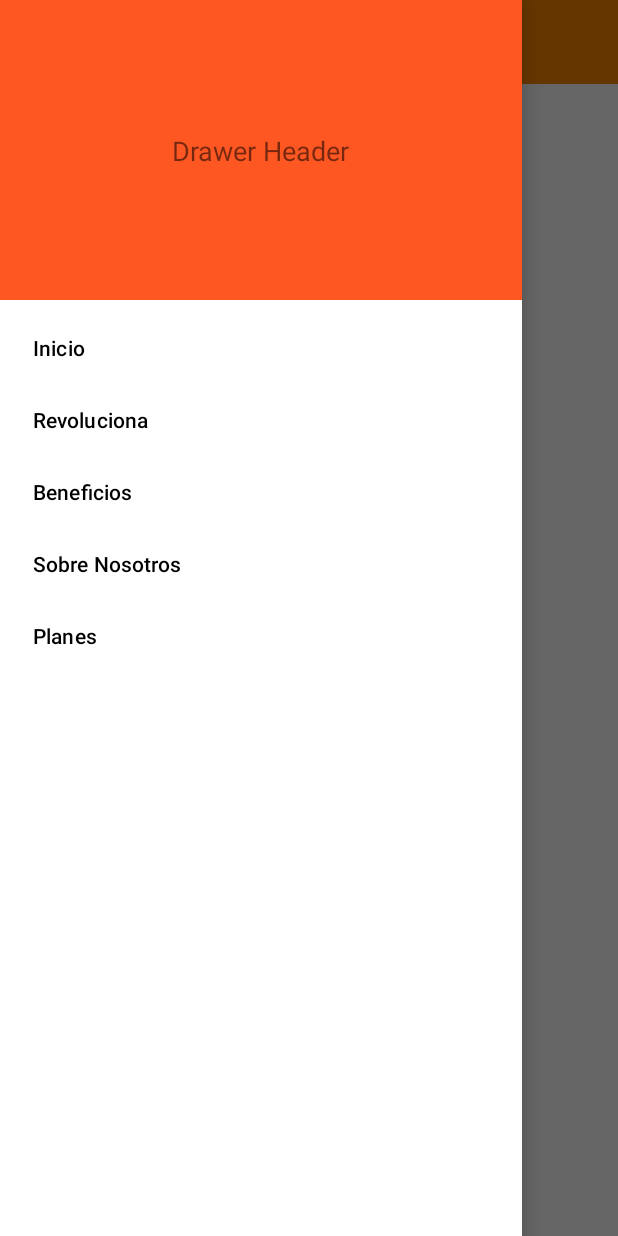
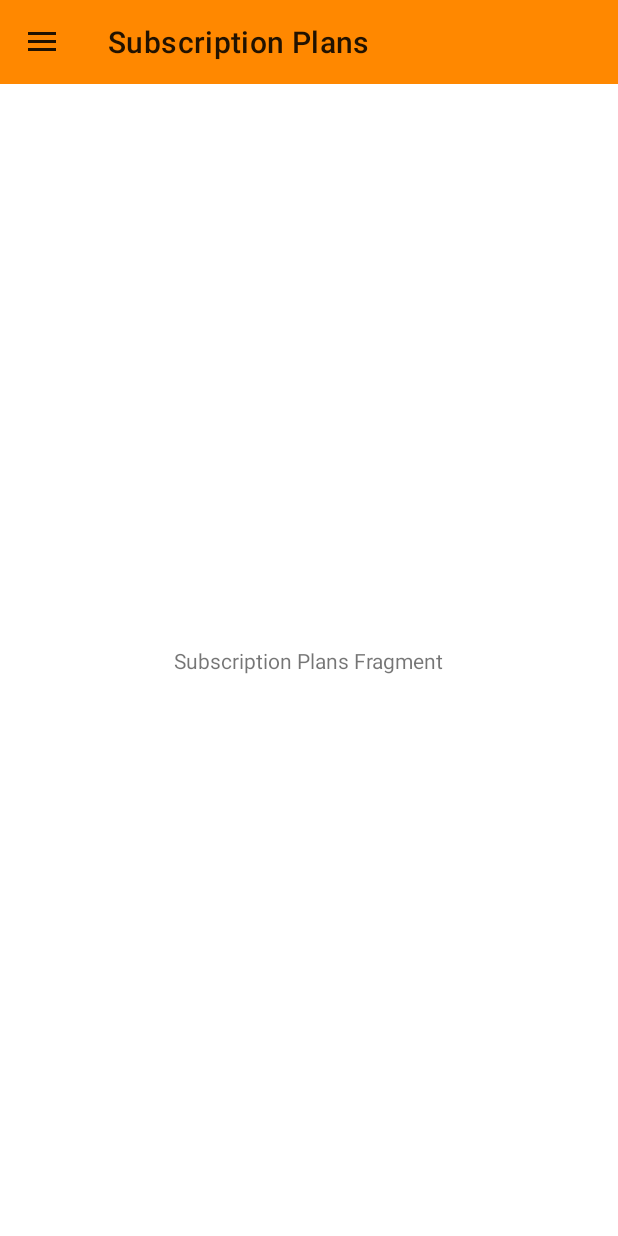
Before and after one commit to omar2702/WheelManager_Movil, an Android app: the screen it shows after launch (MainActivity), in the side drawer, after a tap on "Planes", on a phone screen of 412 x 824 dp. Run offline under Robolectric (Android 15) with nearby library versions, the phone set to English and light mode, and no system bars.

Commit message:
navigation drawer completed with fragments

```diff
--- a/WheelManager/app/build.gradle
+++ b/WheelManager/app/build.gradle
@@ -36,6 +36,7 @@ android {
 
 dependencies {
 
+    implementation 'androidx.legacy:legacy-support-v4:1.0.0'
     def retrofit_version = "2.9.0"
     def glide_version = "4.12.0"
     def room_version = "2.3.0"
--- /dev/null
+++ b/WheelManager/app/src/main/java/pe/edu/upc/wheelmanager/Home.kt
@@ -0,0 +1,20 @@
+package pe.edu.upc.wheelmanager
+
+import android.os.Bundle
+import android.view.LayoutInflater
+import android.view.View
+import android.view.ViewGroup
+import androidx.fragment.app.Fragment
+
+class Home : Fragment() {
+
+    override fun onCreateView(
+        inflater: LayoutInflater, container: ViewGroup?,
+        savedInstanceState: Bundle?
+    ): View? {
+        // Inflate the layout for this fragment
+        return inflater.inflate(R.layout.fragment_home, container, false)
+    }
+
+
+}
--- a/WheelManager/app/src/main/java/pe/edu/upc/wheelmanager/MainActivity.kt
+++ b/WheelManager/app/src/main/java/pe/edu/upc/wheelmanager/MainActivity.kt
@@ -1,12 +1,17 @@
 package pe.edu.upc.wheelmanager
 
+import android.icu.text.CaseMap
 import androidx.appcompat.app.AppCompatActivity
 import android.os.Bundle
+import android.view.MenuItem
 import androidx.appcompat.app.ActionBarDrawerToggle
+import androidx.core.view.GravityCompat
+import androidx.fragment.app.Fragment
+import com.google.android.material.navigation.NavigationView
 import kotlinx.android.synthetic.main.activity_main.*
 import kotlinx.android.synthetic.main.content_main.*
 
-class MainActivity : AppCompatActivity() {
+class MainActivity : AppCompatActivity(),NavigationView.OnNavigationItemSelectedListener {
     override fun onCreate(savedInstanceState: Bundle?) {
         super.onCreate(savedInstanceState)
         setContentView(R.layout.activity_main)
@@ -16,5 +21,53 @@ class MainActivity : AppCompatActivity() {
         toggle.isDrawerIndicatorEnabled = true
         drawerLayout.addDrawerListener(toggle)
         toggle.syncState()
+
+        nav_menu.setNavigationItemSelectedListener(this)
+
+        setToolbarTitle("Home")
+        changeFragment(Home())
+
+    }
+
+    override fun onNavigationItemSelected(item: MenuItem): Boolean {
+        drawerLayout.closeDrawer(GravityCompat.START)
+
+        when(item.itemId){
+            R.id.home ->{
+                setToolbarTitle("Home")
+                changeFragment(Home())
+            }
+
+            R.id.revolutionize ->{
+                setToolbarTitle("Revolutionize")
+                changeFragment(revolutionize())
+            }
+
+            R.id.benefits ->{
+                setToolbarTitle("Benefits")
+                changeFragment(Benefits())
+            }
+
+            R.id.about ->{
+                setToolbarTitle("About us")
+                changeFragment(About())
+            }
+
+            R.id.subscription ->{
+                setToolbarTitle("Subscription Plans")
+                changeFragment(SubscriptionPlans())
+            }
+        }
+        return true
+    }
+
+    fun setToolbarTitle(title:String){
+        supportActionBar?.title = title
+    }
+
+    fun changeFragment(frag:Fragment){
+        val fragment = supportFragmentManager.beginTransaction()
+        //fragment container , and fragment itself
+        fragment.replace(R.id.fragment_container,frag).commit()
     }
 }
--- /dev/null
+++ b/WheelManager/app/src/main/java/pe/edu/upc/wheelmanager/SubscriptionPlans.kt
@@ -0,0 +1,17 @@
+package pe.edu.upc.wheelmanager
+
+import android.os.Bundle
+import androidx.fragment.app.Fragment
+import android.view.LayoutInflater
+import android.view.View
+import android.view.ViewGroup
+
+class SubscriptionPlans : Fragment() {
+      override fun onCreateView(
+        inflater: LayoutInflater, container: ViewGroup?,
+        savedInstanceState: Bundle?
+    ): View? {
+        // Inflate the layout for this fragment
+        return inflater.inflate(R.layout.fragment_subscription_plans, container, false)
+    }
+}
--- a/WheelManager/app/src/main/res/layout/content_main.xml
+++ b/WheelManager/app/src/main/res/layout/content_main.xml
@@ -17,17 +17,13 @@
         app:layout_constraintStart_toStartOf="parent"
         app:layout_constraintTop_toTopOf="parent" />
 
-    <!--
-    <TextView
-        android:id="@+id/textView"
+    <FrameLayout
+        android:id="@+id/fragment_container"
         android:layout_width="match_parent"
-        android:layout_height="match_parent"
-        android:text="Homepage"
-        android:textSize="24sp"
+        android:layout_height="0dp"
         app:layout_constraintBottom_toBottomOf="parent"
         app:layout_constraintEnd_toEndOf="parent"
         app:layout_constraintStart_toStartOf="parent"
         app:layout_constraintTop_toBottomOf="@+id/toolbar" />
-     -->
 
 </androidx.constraintlayout.widget.ConstraintLayout>
--- /dev/null
+++ b/WheelManager/app/src/main/res/layout/fragment_subscription_plans.xml
@@ -0,0 +1,18 @@
+<?xml version="1.0" encoding="utf-8"?>
+<androidx.constraintlayout.widget.ConstraintLayout xmlns:android="http://schemas.android.com/apk/res/android"
+    xmlns:app="http://schemas.android.com/apk/res-auto"
+    xmlns:tools="http://schemas.android.com/tools"
+    android:layout_width="match_parent"
+    android:layout_height="match_parent"
+    tools:context=".SubscriptionPlans">
+
+    <TextView
+        android:id="@+id/textView6"
+        android:layout_width="wrap_content"
+        android:layout_height="wrap_content"
+        android:text="Subscription Plans Fragment"
+        app:layout_constraintBottom_toBottomOf="parent"
+        app:layout_constraintEnd_toEndOf="parent"
+        app:layout_constraintStart_toStartOf="parent"
+        app:layout_constraintTop_toTopOf="parent" />
+</androidx.constraintlayout.widget.ConstraintLayout>
--- a/WheelManager/app/src/main/res/menu/navigation_menu.xml
+++ b/WheelManager/app/src/main/res/menu/navigation_menu.xml
@@ -1,9 +1,19 @@
 <?xml version="1.0" encoding="utf-8"?>
 <menu xmlns:android="http://schemas.android.com/apk/res/android">
 
-    <item android:title="Inicio" />
-    <item android:title="Revoluciona" />
-    <item android:title="Beneficios" />
-    <item android:title="Sobre Nosotros" />
-    <item android:title="Planes" />
+    <item
+        android:id="@+id/home"
+        android:title="Inicio" />
+    <item
+        android:id="@+id/revolutionize"
+        android:title="Revoluciona" />
+    <item
+        android:id="@+id/benefits"
+        android:title="Beneficios" />
+    <item
+        android:id="@+id/about"
+        android:title="Sobre Nosotros" />
+    <item
+        android:id="@+id/subscription"
+        android:title="Planes" />
 </menu>
--- a/WheelManager/app/src/main/res/values/strings.xml
+++ b/WheelManager/app/src/main/res/values/strings.xml
@@ -2,4 +2,6 @@
     <string name="app_name">WheelManager</string>
     <string name="open">open</string>
     <string name="close">close</string>
+    <!-- TODO: Remove or change this placeholder text -->
+    <string name="hello_blank_fragment">Hello blank fragment</string>
 </resources>
```
Also changed, not shown: WheelManager/app/src/main/java/pe/edu/upc/wheelmanager/About.kt (added, +18 -0 lines), WheelManager/app/src/main/java/pe/edu/upc/wheelmanager/Benefits.kt (added, +17 -0 lines), WheelManager/app/src/main/java/pe/edu/upc/wheelmanager/revolutionize.kt (added, +20 -0 lines), WheelManager/app/src/main/res/layout/fragment_about.xml (added, +18 -0 lines), WheelManager/app/src/main/res/layout/fragment_benefits.xml (added, +19 -0 lines), WheelManager/app/src/main/res/layout/fragment_home.xml (added, +19 -0 lines), WheelManager/app/src/main/res/layout/fragment_revolutionize.xml (added, +18 -0 lines), 253 other files.
